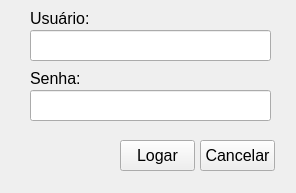
This is forms/frm_login.ui in luissantananet/cashier as Qt 5 draws it before an edit. The edited form follows.
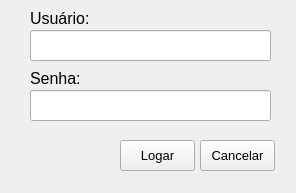
This is the edited form.

Patch:
```diff
--- a/forms/frm_login.ui
+++ b/forms/frm_login.ui
@@ -57,7 +57,7 @@
     </property>
     <property name="font">
      <font>
-      <pointsize>12</pointsize>
+      <pointsize>10</pointsize>
      </font>
     </property>
     <property name="text">
@@ -75,7 +75,7 @@
     </property>
     <property name="font">
      <font>
-      <pointsize>12</pointsize>
+      <pointsize>10</pointsize>
      </font>
     </property>
     <property name="text">
```
